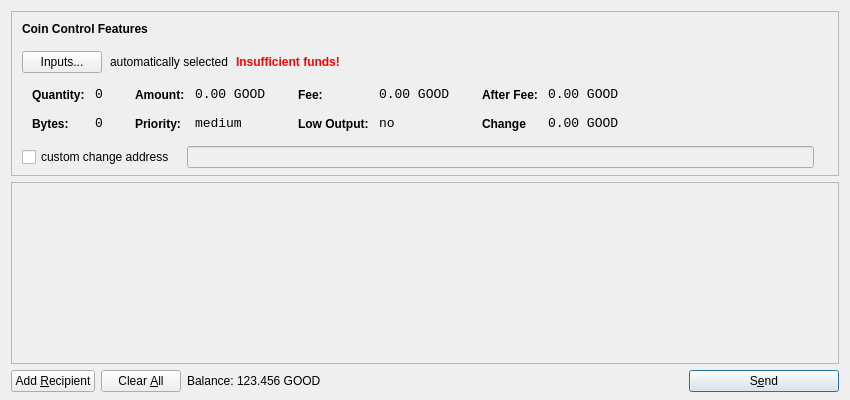
This is src/qt/forms/sendcoinsdialog.ui in stolenjs/gctest as Qt 5 draws it before an edit. The edited form follows.
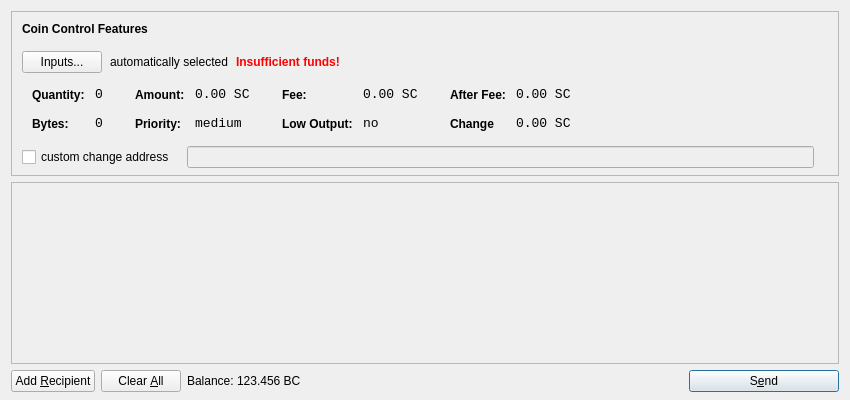
This is the edited form. Icons and pictures are not drawn.

```diff
--- a/src/qt/forms/sendcoinsdialog.ui
+++ b/src/qt/forms/sendcoinsdialog.ui
@@ -39,7 +39,7 @@
      </property>
      <layout class="QVBoxLayout" name="verticalLayoutCoinControl2">
       <property name="spacing">
-       <number>-1</number>
+       <number>7</number>
       </property>
       <property name="leftMargin">
        <number>0</number>
@@ -321,7 +321,7 @@
                   <enum>Qt::ActionsContextMenu</enum>
                  </property>
                  <property name="text">
-                  <string>0.00 GOOD</string>
+                  <string>0.00 SC</string>
                  </property>
                  <property name="textInteractionFlags">
                   <set>Qt::LinksAccessibleByMouse|Qt::TextSelectableByKeyboard|Qt::TextSelectableByMouse</set>
@@ -407,7 +407,7 @@
                   <enum>Qt::ActionsContextMenu</enum>
                  </property>
                  <property name="text">
-                  <string>0.00 GOOD</string>
+                  <string>0.00 SC</string>
                  </property>
                  <property name="textInteractionFlags">
                   <set>Qt::LinksAccessibleByMouse|Qt::TextSelectableByKeyboard|Qt::TextSelectableByMouse</set>
@@ -493,7 +493,7 @@
                   <enum>Qt::ActionsContextMenu</enum>
                  </property>
                  <property name="text">
-                  <string>0.00 GOOD</string>
+                  <string>0.00 SC</string>
                  </property>
                  <property name="textInteractionFlags">
                   <set>Qt::LinksAccessibleByMouse|Qt::TextSelectableByKeyboard|Qt::TextSelectableByMouse</set>
@@ -525,7 +525,7 @@
                   <enum>Qt::ActionsContextMenu</enum>
                  </property>
                  <property name="text">
-                  <string>0.00 GOOD</string>
+                  <string>0.00 SC</string>
                  </property>
                  <property name="textInteractionFlags">
                   <set>Qt::LinksAccessibleByMouse|Qt::TextSelectableByKeyboard|Qt::TextSelectableByMouse</set>
@@ -732,7 +732,7 @@
           <cursorShape>IBeamCursor</cursorShape>
          </property>
          <property name="text">
-          <string>123.456 GOOD</string>
+          <string>123.456 BC</string>
          </property>
          <property name="textInteractionFlags">
           <set>Qt::LinksAccessibleByMouse|Qt::TextSelectableByKeyboard|Qt::TextSelectableByMouse</set>
```
Left out of the diff: 26 changed lines with no effect on the pictures.
